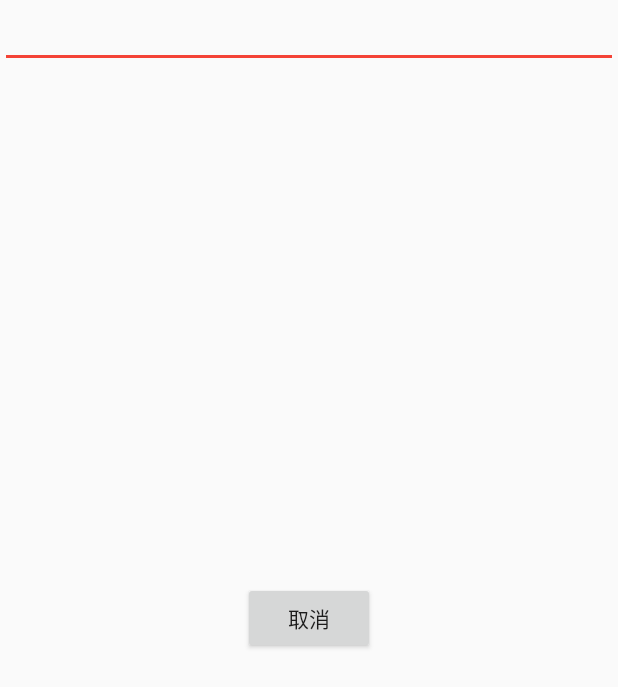
After one commit to wolrdprogrammer9823/KotlinLimitScrollApplication, an Android app: the layout activity_test_aop.xml on its own in the app's theme, with its tools: preview values and no code run, on a phone screen of 412 x 824 dp. The commit adds this screen. Shown: the top 687 px of the screen. Run offline under Robolectric (Android 15) with nearby library versions, the phone set to English and light mode, and no system bars.

Commit message:
1.接入aop依赖  实现防止快速点击功能

```diff
--- a/app/src/main/java/com/heng/kotlinlimitscrollapplication/RecyclerViewIndexActivity.kt
+++ b/app/src/main/java/com/heng/kotlinlimitscrollapplication/RecyclerViewIndexActivity.kt
@@ -6,12 +6,10 @@ import android.view.ViewGroup
 import android.widget.Toast
 import androidx.appcompat.widget.LinearLayoutCompat
 import cn.bingoogolapple.baseadapter.BGADivider
-import cn.bingoogolapple.baseadapter.BGAOnItemChildClickListener
 import cn.bingoogolapple.baseadapter.BGAOnRVItemClickListener
 import cn.bingoogolapple.baseadapter.BGARVVerticalScrollHelper
 import com.heng.kotlinlimitscrollapplication.adpater.RecyclerViewIndexAdapter
 import com.heng.kotlinlimitscrollapplication.util.DataSetUtil
-import com.heng.kotlinlimitscrollapplication.util.doLog
 import com.heng.kotlinlimitscrollapplication.widget.IndexView
 import kotlinx.android.synthetic.main.activity_recycler_view_index.*
 
--- /dev/null
+++ b/app/src/main/java/com/heng/kotlinlimitscrollapplication/aop/AopClickEvent.kt
@@ -0,0 +1,5 @@
+package com.heng.kotlinlimitscrollapplication.aop
+
+@Target(AnnotationTarget.FUNCTION, AnnotationTarget.EXPRESSION)
+@Retention(AnnotationRetention.SOURCE)
+annotation class AopClickEvent(val clickTime : Long = 1000) {}
--- /dev/null
+++ b/app/src/main/res/layout/activity_test_aop.xml
@@ -0,0 +1,29 @@
+<?xml version="1.0" encoding="utf-8"?>
+<androidx.constraintlayout.widget.ConstraintLayout
+    xmlns:android="http://schemas.android.com/apk/res/android"
+    xmlns:app="http://schemas.android.com/apk/res-auto"
+    android:id="@+id/aop_root_layout"
+    xmlns:tools="http://schemas.android.com/tools"
+    android:layout_width="match_parent"
+    android:layout_height="match_parent"
+    tools:context=".TestAopActivity">
+
+    <androidx.appcompat.widget.AppCompatEditText
+        android:id="@+id/aop_value_et"
+        android:layout_width="match_parent"
+        android:layout_height="@dimen/dp_45"
+        app:layout_constraintLeft_toLeftOf="parent"
+        app:layout_constraintTop_toTopOf="parent" />
+
+
+    <androidx.appcompat.widget.AppCompatButton
+        android:id="@+id/test_aop"
+        android:layout_width="wrap_content"
+        android:layout_height="wrap_content"
+        app:layout_constraintLeft_toLeftOf="parent"
+        app:layout_constraintRight_toRightOf="parent"
+        app:layout_constraintTop_toTopOf="parent"
+        app:layout_constraintBottom_toBottomOf="parent"
+        android:text="@string/cancel"/>
+
+</androidx.constraintlayout.widget.ConstraintLayout>
```
Also changed, not shown: app/build.gradle (+14 -0 lines), app/src/main/AndroidManifest.xml (+8 -5 lines), app/src/main/java/com/heng/kotlinlimitscrollapplication/TestAopActivity.kt (added, +47 -0 lines), app/src/main/java/com/heng/kotlinlimitscrollapplication/aop/CheckLogin.kt (added, +7 -0 lines), app/src/main/java/com/heng/kotlinlimitscrollapplication/aop/CheckLoginAspect.kt (added, +36 -0 lines), app/src/main/java/com/heng/kotlinlimitscrollapplication/aop/ClickEventAspect.kt (added, +35 -0 lines), app/src/main/java/com/heng/kotlinlimitscrollapplication/aopsingclick/OnClick.kt (added, +29 -0 lines), app/src/main/java/com/heng/kotlinlimitscrollapplication/aopsingclick/SingleClick.java (added, +12 -0 lines), app/src/main/java/com/heng/kotlinlimitscrollapplication/aopsingclick/SingleClickAspect.java (added, +49 -0 lines), app/src/main/java/com/heng/kotlinlimitscrollapplication/aopsingclick/XClickUtil.java (added, +34 -0 lines), app/src/main/java/com/heng/kotlinlimitscrollapplication/fragments/Tab3Fragment.kt (+20 -11 lines), app/src/main/java/com/heng/kotlinlimitscrollapplication/util/AppClickUtil.kt (added, +19 -0 lines), build.gradle (+5 -2 lines).
